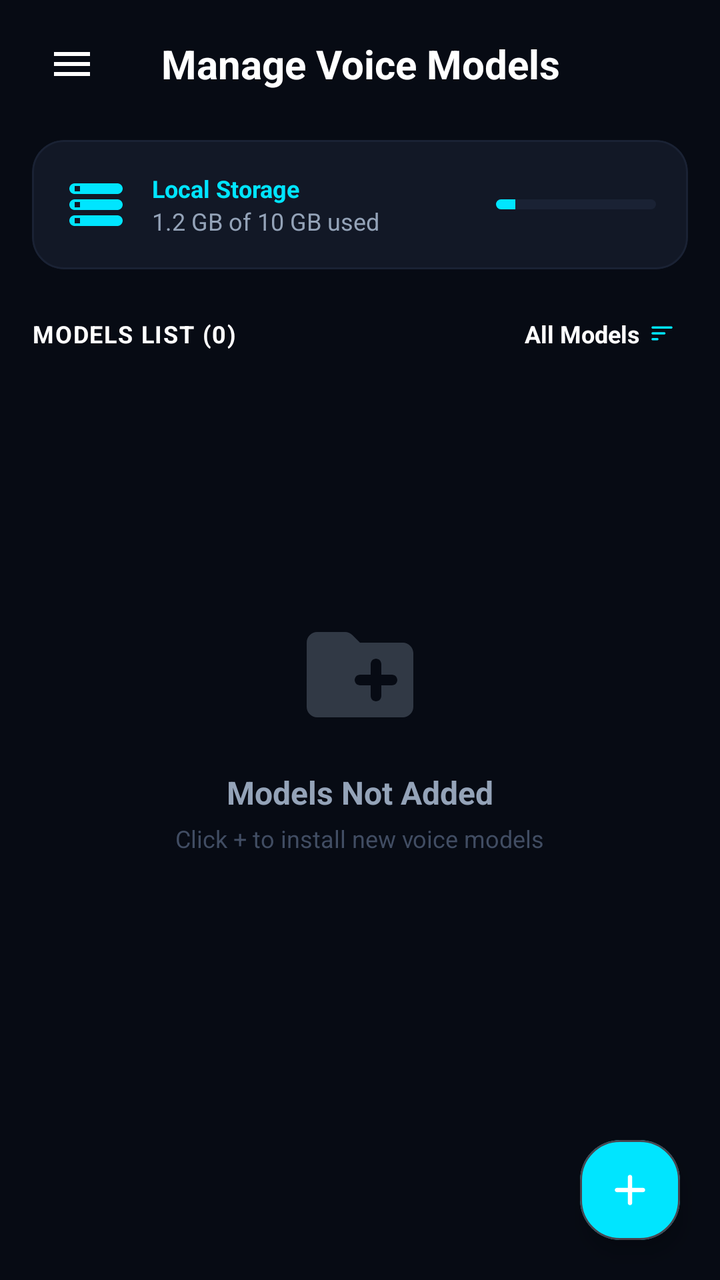
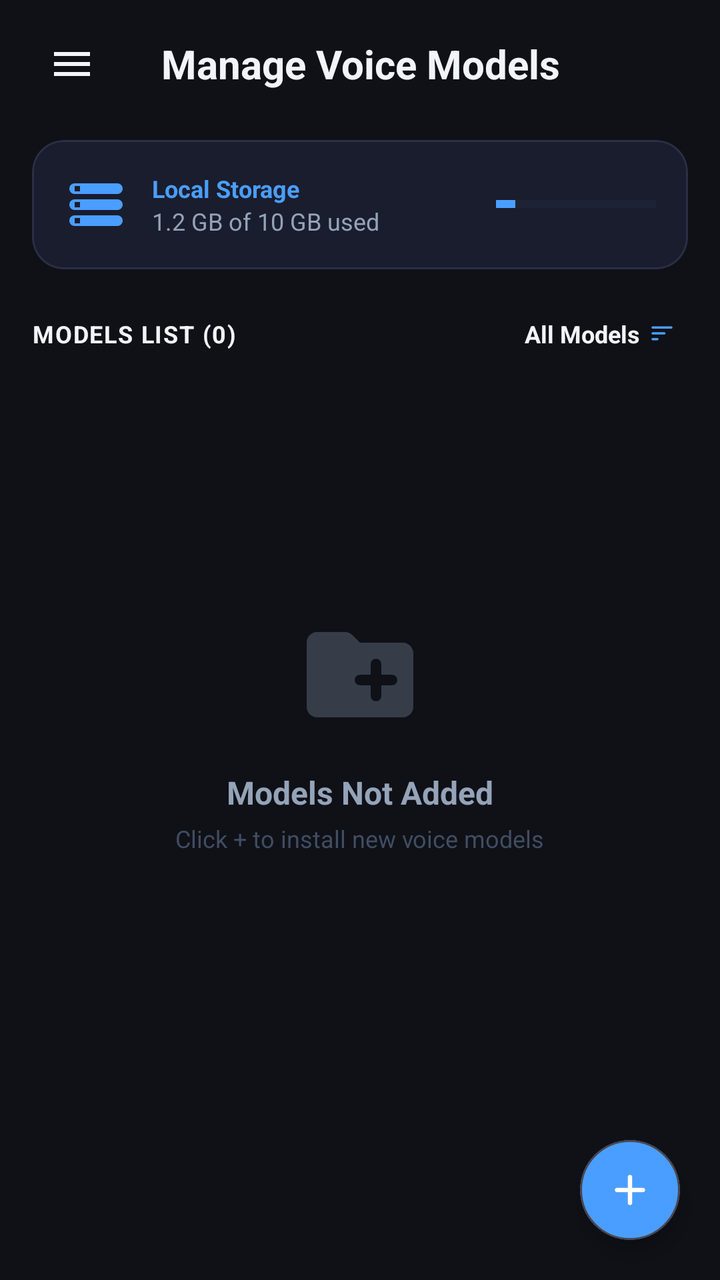

Before-and-after screenshots of an Android layout around one commit, followed by the original layout XML and the change that was made.
<!-- AndroidManifest.xml: application theme AppTheme -->
<!-- res/layout/models_fragment.xml -->
<RelativeLayout
	xmlns:android="http://schemas.android.com/apk/res/android"
	xmlns:app="http://schemas.android.com/apk/res-auto"
	xmlns:tools="http://schemas.android.com/tools"
	android:layout_width="match_parent"
	android:layout_height="match_parent"
	android:background="#070B14">
	<LinearLayout
		android:id="@+id/linear4"
		android:layout_width="match_parent"
		android:layout_height="match_parent"
		android:layout_marginLeft="16dp"
		android:layout_marginTop="12dp"
		android:layout_marginRight="16dp"
		android:orientation="vertical">
		<RelativeLayout
			android:id="@+id/relativelayout2"
			android:layout_width="match_parent"
			android:layout_height="wrap_content"
			android:layout_marginBottom="18dp"
			android:layout_gravity="center_horizontal|center_vertical">
			<ImageView
				android:id="@+id/models_menu"
				android:layout_width="40dp"
				android:layout_height="40dp"
				android:padding="8dp"
				android:contentDescription="Open navigation"
				android:background="?attr/selectableItemBackground"
				android:src="@drawable/icon_menu"
				android:scaleType="fitCenter"
				app:tint="#FFFFFF"
				android:layout_alignParentStart="true"
				android:layout_centerVertical="true" />
			<TextView
				android:id="@+id/textview5"
				android:layout_width="wrap_content"
				android:layout_height="wrap_content"
				android:gravity="center_horizontal|center_vertical"
				android:text="Manage Voice Models"
				android:textSize="20sp"
				android:textStyle="bold"
				android:textColor="#FFFFFF"
				android:layout_centerInParent="true"
				android:layout_centerVertical="true" />
		</RelativeLayout>
		<com.google.android.material.card.MaterialCardView
			android:id="@+id/cardview2"
			android:layout_width="match_parent"
			android:layout_height="wrap_content"
			app:cardBackgroundColor="#121826"
			app:cardCornerRadius="16dp"
			app:strokeColor="#1A2234"
			app:strokeWidth="1dp">
			<LinearLayout
				android:id="@+id/linear5"
				android:layout_width="match_parent"
				android:layout_height="wrap_content"
				android:padding="16dp"
				android:gravity="center_vertical"
				android:orientation="horizontal">
				<ImageView
					android:id="@+id/imageview5"
					android:layout_width="32dp"
					android:layout_height="32dp"
					android:src="@drawable/icon_storage"
					android:scaleType="fitXY"
					app:tint="#00E5FF" />
				<LinearLayout
					android:id="@+id/linear6"
					android:layout_width="0dp"
					android:layout_height="wrap_content"
					android:orientation="vertical"
					android:layout_weight="1"
					android:layout_marginStart="12dp">
					<TextView
						android:id="@+id/textview6"
						android:layout_width="wrap_content"
						android:layout_height="wrap_content"
						android:text="Local Storage"
						android:textSize="12sp"
						android:textStyle="bold"
						android:textColor="#00E5FF" />
					<TextView
						android:id="@+id/storage_used_tv"
						android:layout_width="wrap_content"
						android:layout_height="wrap_content"
						android:text="1.2 GB of 10 GB used"
						android:textSize="12sp"
						android:textColor="#94A3B8" />
				</LinearLayout>
				<ProgressBar
					android:id="@+id/storage_used_progressbar"
					android:layout_width="80dp"
					android:layout_height="5dp"
					android:progress="12"
					android:indeterminate="false"
					style="?android:progressBarStyleHorizontal"
					android:progressDrawable="@drawable/custom_progress_bar" />
			</LinearLayout>
		</com.google.android.material.card.MaterialCardView>
		<LinearLayout
			android:id="@+id/linear7"
			android:layout_width="match_parent"
			android:layout_height="wrap_content"
			android:layout_marginTop="18dp"
			android:layout_marginBottom="12dp"
			android:gravity="center_horizontal|center_vertical"
			android:orientation="horizontal">
			<TextView
				android:id="@+id/model_count_tv"
				android:layout_width="wrap_content"
				android:layout_height="wrap_content"
				android:text="MODELS LIST (0)"
				android:textSize="12sp"
				android:textStyle="bold"
				android:textColor="#FFFFFF"
				android:layout_weight="1"
				android:letterSpacing="0.05" />
			<LinearLayout
				android:id="@+id/btn_filter"
				android:layout_width="wrap_content"
				android:layout_height="wrap_content"
				android:padding="6dp"
				android:gravity="center_vertical"
				android:background="?attr/selectableItemBackground">
				<TextView
					android:id="@+id/sort_tv"
					android:layout_width="wrap_content"
					android:layout_height="wrap_content"
					android:text="All Models"
					android:textSize="12sp"
					android:textStyle="bold"
					android:textColor="#FFFFFF" />
				<ImageView
					android:id="@+id/imageview8"
					android:layout_width="14dp"
					android:layout_height="14dp"
					android:layout_marginLeft="4dp"
					android:src="@drawable/icon_sort"
					android:scaleType="fitXY"
					app:tint="@color/colorPrimary" />
			</LinearLayout>
		</LinearLayout>
		<FrameLayout
			android:id="@+id/frame_layout14"
			android:layout_width="match_parent"
			android:layout_height="match_parent">
			<androidx.recyclerview.widget.RecyclerView
				android:id="@+id/recyclerview_models"
				android:layout_width="match_parent"
				android:layout_height="match_parent"
				android:clipToPadding="false"
				android:visibility="gone" />
			<LinearLayout
				android:id="@+id/empty_state_view"
				android:layout_width="match_parent"
				android:layout_height="wrap_content"
				android:layout_marginBottom="50dp"
				android:gravity="center_horizontal|center_vertical"
				android:orientation="vertical"
				android:layout_gravity="center_horizontal|center_vertical">
				<ImageView
					android:id="@+id/imageview12"
					android:layout_width="64dp"
					android:layout_height="64dp"
					android:src="@drawable/icon_add_folder"
					android:scaleType="fitXY"
					android:alpha="0.3"
					app:tint="#94A3B8" />
				<TextView
					android:id="@+id/empty_text"
					android:layout_width="wrap_content"
					android:layout_height="wrap_content"
					android:layout_marginTop="16dp"
					android:text="Models Not Added"
					android:textSize="16sp"
					android:textStyle="bold"
					android:textColor="#94A3B8" />
				<TextView
					android:id="@+id/textview14"
					android:layout_width="wrap_content"
					android:layout_height="wrap_content"
					android:layout_marginTop="4dp"
					android:text="Click + to install new voice models"
					android:textSize="12sp"
					android:textColor="#414D63" />
			</LinearLayout>
		</FrameLayout>
	</LinearLayout>
	<com.google.android.material.card.MaterialCardView
		android:id="@+id/fab_add_model"
		android:layout_width="50dp"
		android:layout_height="50dp"
		android:layout_margin="20dp"
		app:cardBackgroundColor="#00E5FF"
		app:cardCornerRadius="20dp"
		app:cardElevation="6dp"
		android:layout_alignParentBottom="true"
		android:layout_alignParentEnd="true">
		<ImageView
			android:id="@+id/imageview6"
			android:layout_width="match_parent"
			android:layout_height="match_parent"
			android:padding="12dp"
			android:src="@drawable/icon_add"
			android:scaleType="fitXY"
			app:tint="#FFFFFF" />
	</com.google.android.material.card.MaterialCardView>
</RelativeLayout>
<!-- resources referenced by this layout -->
<resources>
  <color name="colorPrimary">#00E5FF</color>
  <!-- drawable custom_progress_bar (drawable) -->
  <layer-list xmlns:android="http://schemas.android.com/apk/res/android">
      <item android:id="@android:id/background">
          <shape>
              <corners android:radius="10dp" />
              <solid android:color="#1A2234" />
          </shape>
      </item>
      <item android:id="@android:id/progress">
          <clip>
              <shape>
                  <corners android:radius="10dp" />
                  <solid android:color="#00E5FF" />
              </shape>
          </clip>
      </item>
  </layer-list>
  <!-- drawable icon_add (drawable-xhdpi) -->
  <?xml version='1.0' encoding='UTF-8' standalone='yes' ?>
  <vector xmlns:android="http://schemas.android.com/apk/res/android" android:width="48dp" android:height="48dp" android:viewportWidth="24.0" android:viewportHeight="24.0"><path android:pathData="M18 13h-5v5c0 .55-.45 1-1 1s-1-.45-1-1v-5H6c-.55 0-1-.45-1-1s.45-1 1-1h5V6c0-.55.45-1 1-1s1 .45 1 1v5h5c.55 0 1 .45 1 1s-.45 1-1 1z" android:fillColor="#94A3B8" /></vector>
  <!-- drawable icon_add_folder (drawable-xhdpi) -->
  <?xml version='1.0' encoding='UTF-8' standalone='yes' ?>
  <vector xmlns:android="http://schemas.android.com/apk/res/android" android:width="48dp" android:height="48dp" android:viewportWidth="24.0" android:viewportHeight="24.0"><path android:pathData="M20 6h-8l-1.41-1.41C10.21 4.21 9.7 4 9.17 4H4c-1.11 0-1.99.89-1.99 2L2 18c0 1.11.89 2 2 2h16c1.1 0 2-.9 2-2V8c0-1.1-.9-2-2-2zm-2 8h-2v2c0 .55-.45 1-1 1s-1-.45-1-1v-2h-2c-.55 0-1-.45-1-1s.45-1 1-1h2v-2c0-.55.45-1 1-1s1 .45 1 1v2h2c.55 0 1 .45 1 1s-.45 1-1 1z" android:fillColor="#94A3B8" /></vector>
  <!-- drawable icon_menu (drawable-xhdpi) -->
  <vector xmlns:android="http://schemas.android.com/apk/res/android"
      android:width="24dp"
      android:height="24dp"
      android:viewportWidth="24"
      android:viewportHeight="24">
      <path
          android:fillColor="#FFFFFFFF"
          android:pathData="M3,18h18v-2H3v2zM3,13h18v-2H3v2zM3,6v2h18V6H3z" />
  </vector>
  <!-- drawable icon_sort (drawable-xhdpi) -->
  <?xml version='1.0' encoding='UTF-8' standalone='yes' ?>
  <vector xmlns:android="http://schemas.android.com/apk/res/android" android:width="48dp" android:height="48dp" android:viewportWidth="24.0" android:viewportHeight="24.0"><path android:pathData="M4 18h4c.55 0 1-.45 1-1s-.45-1-1-1H4c-.55 0-1 .45-1 1s.45 1 1 1zM3 7c0 .55.45 1 1 1h16c.55 0 1-.45 1-1s-.45-1-1-1H4c-.55 0-1 .45-1 1zm1 6h10c.55 0 1-.45 1-1s-.45-1-1-1H4c-.55 0-1 .45-1 1s.45 1 1 1z" android:fillColor="#94A3B8" /></vector>
  <!-- drawable icon_storage (drawable-xhdpi) -->
  <?xml version='1.0' encoding='UTF-8' standalone='yes' ?>
  <vector xmlns:android="http://schemas.android.com/apk/res/android" android:width="48dp" android:height="48dp" android:viewportWidth="24.0" android:viewportHeight="24.0"><path android:pathData="M4 20h16c1.1 0 2-.9 2-2s-.9-2-2-2H4c-1.1 0-2 .9-2 2s.9 2 2 2zm0-3h2v2H4v-2zM2 6c0 1.1.9 2 2 2h16c1.1 0 2-.9 2-2s-.9-2-2-2H4c-1.1 0-2 .9-2 2zm4 1H4V5h2v2zm-2 7h16c1.1 0 2-.9 2-2s-.9-2-2-2H4c-1.1 0-2 .9-2 2s.9 2 2 2zm0-3h2v2H4v-2z" android:fillColor="#94A3B8" /></vector>
  <color name="colorOnPrimary">#F8FAFC</color>
  <color name="colorSecondary">#2979FF</color>
  <color name="colorSurface">#121826</color>
  <color name="colorSurfaceVariant">#1A2234</color>
  <color name="colorOnSurface">#F8FAFC</color>
  <color name="colorOnBackground">#F8FAFC</color>
  <color name="colorAccent">#00E5FF</color>
  <color name="colorBackground">#070B14</color>
  <!-- unchanged entries left out for length: 1 -->
</resources>

<!-- the commit's change to res/layout/models_fragment.xml (unified diff, before → after) -->
@@ -4,7 +4,8 @@
 	xmlns:tools="http://schemas.android.com/tools"
 	android:layout_width="match_parent"
 	android:layout_height="match_parent"
-	android:background="#070B14">
+	android:background="#0F1117">
+	
 	<LinearLayout
 		android:id="@+id/linear4"
 		android:layout_width="match_parent"
@@ -13,12 +14,14 @@
 		android:layout_marginTop="12dp"
 		android:layout_marginRight="16dp"
 		android:orientation="vertical">
+		
 		<RelativeLayout
 			android:id="@+id/relativelayout2"
 			android:layout_width="match_parent"
 			android:layout_height="wrap_content"
 			android:layout_marginBottom="18dp"
 			android:layout_gravity="center_horizontal|center_vertical">
+			
 			<ImageView
 				android:id="@+id/models_menu"
 				android:layout_width="40dp"
@@ -28,9 +31,10 @@
 				android:background="?attr/selectableItemBackground"
 				android:src="@drawable/icon_menu"
 				android:scaleType="fitCenter"
-				app:tint="#FFFFFF"
+				app:tint="#F1F5F9"
 				android:layout_alignParentStart="true"
 				android:layout_centerVertical="true" />
+				
 			<TextView
 				android:id="@+id/textview5"
 				android:layout_width="wrap_content"
@@ -39,18 +43,20 @@
 				android:text="Manage Voice Models"
 				android:textSize="20sp"
 				android:textStyle="bold"
-				android:textColor="#FFFFFF"
+				android:textColor="#F1F5F9"
 				android:layout_centerInParent="true"
 				android:layout_centerVertical="true" />
 		</RelativeLayout>
+		
 		<com.google.android.material.card.MaterialCardView
 			android:id="@+id/cardview2"
 			android:layout_width="match_parent"
 			android:layout_height="wrap_content"
-			app:cardBackgroundColor="#121826"
+			app:cardBackgroundColor="#1A1D2E"
 			app:cardCornerRadius="16dp"
-			app:strokeColor="#1A2234"
+			app:strokeColor="#2A2F45"
 			app:strokeWidth="1dp">
+			
 			<LinearLayout
 				android:id="@+id/linear5"
 				android:layout_width="match_parent"
@@ -58,13 +64,15 @@
 				android:padding="16dp"
 				android:gravity="center_vertical"
 				android:orientation="horizontal">
+				
 				<ImageView
 					android:id="@+id/imageview5"
 					android:layout_width="32dp"
 					android:layout_height="32dp"
 					android:src="@drawable/icon_storage"
 					android:scaleType="fitXY"
-					app:tint="#00E5FF" />
+					app:tint="#4A9EFF" />
+					
 				<LinearLayout
 					android:id="@+id/linear6"
 					android:layout_width="0dp"
@@ -72,6 +80,7 @@
 					android:orientation="vertical"
 					android:layout_weight="1"
 					android:layout_marginStart="12dp">
+					
 					<TextView
 						android:id="@+id/textview6"
 						android:layout_width="wrap_content"
@@ -79,7 +88,8 @@
 						android:text="Local Storage"
 						android:textSize="12sp"
 						android:textStyle="bold"
-						android:textColor="#00E5FF" />
+						android:textColor="#4A9EFF" />
+						
 					<TextView
 						android:id="@+id/storage_used_tv"
 						android:layout_width="wrap_content"
@@ -88,6 +98,7 @@
 						android:textSize="12sp"
 						android:textColor="#94A3B8" />
 				</LinearLayout>
+				
 				<ProgressBar
 					android:id="@+id/storage_used_progressbar"
 					android:layout_width="80dp"
@@ -95,9 +106,11 @@
 					android:progress="12"
 					android:indeterminate="false"
 					style="?android:progressBarStyleHorizontal"
-					android:progressDrawable="@drawable/custom_progress_bar" />
+					android:progressTint="#4A9EFF"
+					android:progressBackgroundTint="#2A2F45" />
 			</LinearLayout>
 		</com.google.android.material.card.MaterialCardView>
+		
 		<LinearLayout
 			android:id="@+id/linear7"
 			android:layout_width="match_parent"
@@ -106,6 +119,7 @@
 			android:layout_marginBottom="12dp"
 			android:gravity="center_horizontal|center_vertical"
 			android:orientation="horizontal">
+			
 			<TextView
 				android:id="@+id/model_count_tv"
 				android:layout_width="wrap_content"
@@ -113,9 +127,10 @@
 				android:text="MODELS LIST (0)"
 				android:textSize="12sp"
 				android:textStyle="bold"
-				android:textColor="#FFFFFF"
+				android:textColor="#F1F5F9"
 				android:layout_weight="1"
 				android:letterSpacing="0.05" />
+				
 			<LinearLayout
 				android:id="@+id/btn_filter"
 				android:layout_width="wrap_content"
@@ -123,6 +138,7 @@
 				android:padding="6dp"
 				android:gravity="center_vertical"
 				android:background="?attr/selectableItemBackground">
+				
 				<TextView
 					android:id="@+id/sort_tv"
 					android:layout_width="wrap_content"
@@ -130,7 +146,8 @@
 					android:text="All Models"
 					android:textSize="12sp"
 					android:textStyle="bold"
-					android:textColor="#FFFFFF" />
+					android:textColor="#F1F5F9" />
+					
 				<ImageView
 					android:id="@+id/imageview8"
 					android:layout_width="14dp"
@@ -138,19 +155,22 @@
 					android:layout_marginLeft="4dp"
 					android:src="@drawable/icon_sort"
 					android:scaleType="fitXY"
-					app:tint="@color/colorPrimary" />
+					app:tint="#4A9EFF" />
 			</LinearLayout>
 		</LinearLayout>
+		
 		<FrameLayout
 			android:id="@+id/frame_layout14"
 			android:layout_width="match_parent"
 			android:layout_height="match_parent">
+			
 			<androidx.recyclerview.widget.RecyclerView
 				android:id="@+id/recyclerview_models"
 				android:layout_width="match_parent"
 				android:layout_height="match_parent"
 				android:clipToPadding="false"
 				android:visibility="gone" />
+				
 			<LinearLayout
 				android:id="@+id/empty_state_view"
 				android:layout_width="match_parent"
@@ -159,6 +179,7 @@
 				android:gravity="center_horizontal|center_vertical"
 				android:orientation="vertical"
 				android:layout_gravity="center_horizontal|center_vertical">
+				
 				<ImageView
 					android:id="@+id/imageview12"
 					android:layout_width="64dp"
@@ -167,6 +188,7 @@
 					android:scaleType="fitXY"
 					android:alpha="0.3"
 					app:tint="#94A3B8" />
+					
 				<TextView
 					android:id="@+id/empty_text"
 					android:layout_width="wrap_content"
@@ -176,6 +198,7 @@
 					android:textSize="16sp"
 					android:textStyle="bold"
 					android:textColor="#94A3B8" />
+					
 				<TextView
 					android:id="@+id/textview14"
 					android:layout_width="wrap_content"
@@ -187,16 +210,18 @@
 			</LinearLayout>
 		</FrameLayout>
 	</LinearLayout>
+	
 	<com.google.android.material.card.MaterialCardView
 		android:id="@+id/fab_add_model"
 		android:layout_width="50dp"
 		android:layout_height="50dp"
 		android:layout_margin="20dp"
-		app:cardBackgroundColor="#00E5FF"
-		app:cardCornerRadius="20dp"
+		app:cardBackgroundColor="#4A9EFF"
+		app:cardCornerRadius="25dp"
 		app:cardElevation="6dp"
 		android:layout_alignParentBottom="true"
 		android:layout_alignParentEnd="true">
+		
 		<ImageView
 			android:id="@+id/imageview6"
 			android:layout_width="match_parent"
<!-- resource entries referenced after the edit -->
@@ -1,23 +1,6 @@
 <!-- resources referenced by this layout -->
 <resources>
   <color name="colorPrimary">#00E5FF</color>
-  <!-- drawable custom_progress_bar (drawable) -->
-  <layer-list xmlns:android="http://schemas.android.com/apk/res/android">
-      <item android:id="@android:id/background">
-          <shape>
-              <corners android:radius="10dp" />
-              <solid android:color="#1A2234" />
-          </shape>
-      </item>
-      <item android:id="@android:id/progress">
-          <clip>
-              <shape>
-                  <corners android:radius="10dp" />
-                  <solid android:color="#00E5FF" />
-              </shape>
-          </clip>
-      </item>
-  </layer-list>
   <!-- drawable icon_add (drawable-xhdpi) -->
   <?xml version='1.0' encoding='UTF-8' standalone='yes' ?>
   <vector xmlns:android="http://schemas.android.com/apk/res/android" android:width="48dp" android:height="48dp" android:viewportWidth="24.0" android:viewportHeight="24.0"><path android:pathData="M18 13h-5v5c0 .55-.45 1-1 1s-1-.45-1-1v-5H6c-.55 0-1-.45-1-1s.45-1 1-1h5V6c0-.55.45-1 1-1s1 .45 1 1v5h5c.55 0 1 .45 1 1s-.45 1-1 1z" android:fillColor="#94A3B8" /></vector>
